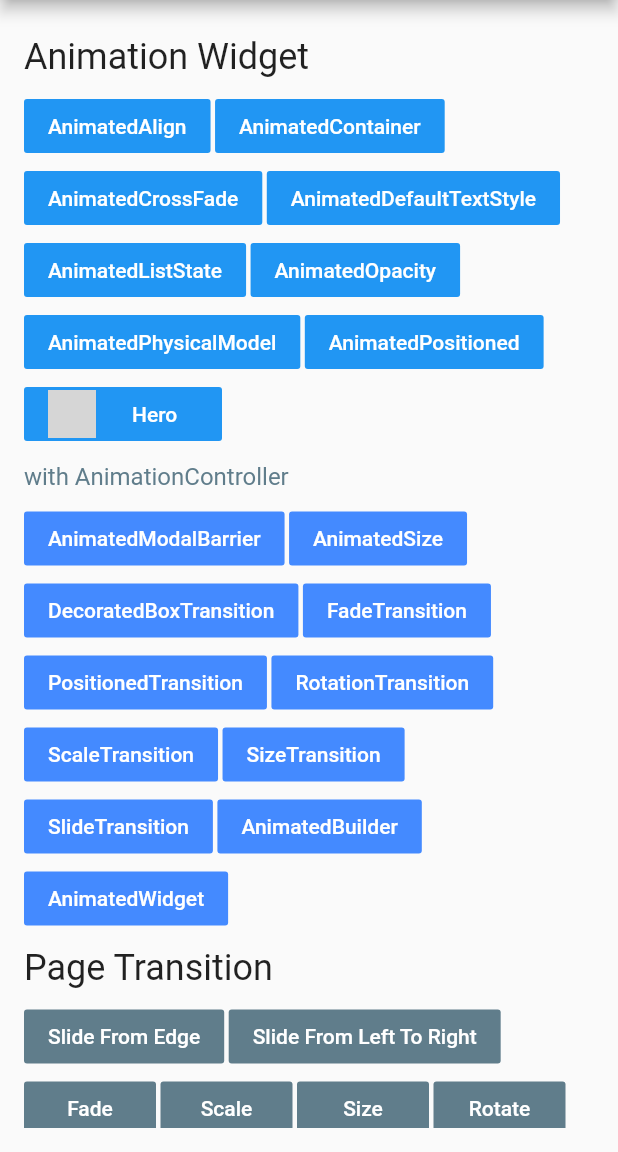
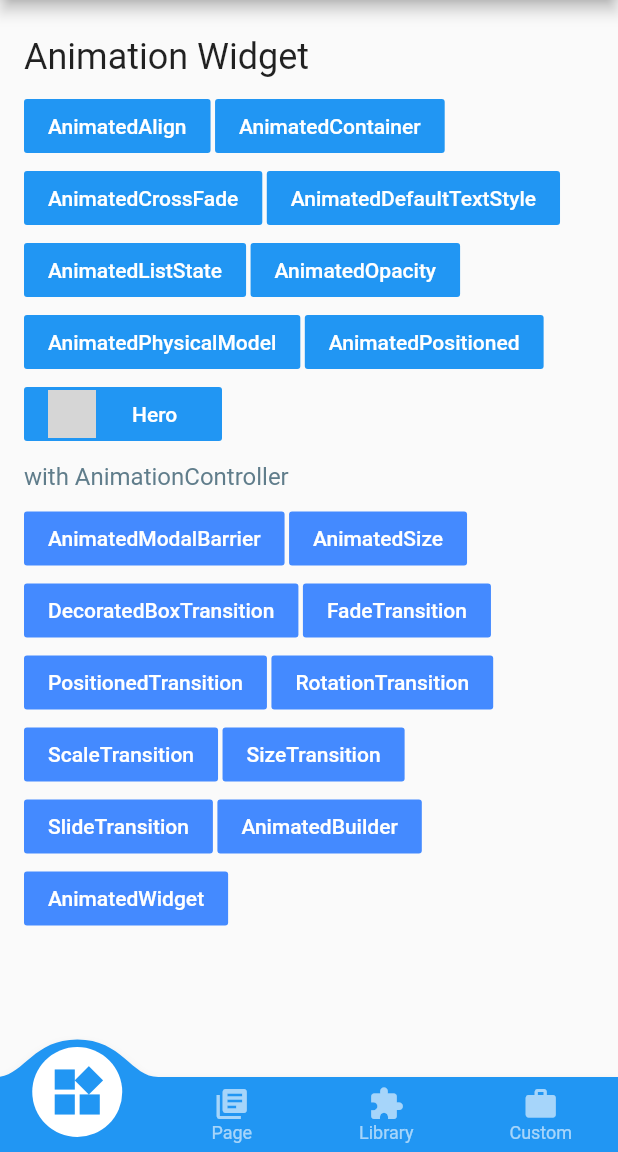
Before and after one commit to androideen/awesome_flutter_animation, a Flutter app: the screen it shows after launch, on a phone screen of 412 x 824 dp, the part 84-1236 px from its top. Run offline on Flutter 3.47's test engine with Material 2 defaults, Android fonts, the phone set to English and light mode, and no system bars; drawn by our look-alikes of convex_bottom_bar; our stand-ins replace liquid_swipe, simple_animations, supercharged; missing offline and left inert: animated_widgets; network calls fail; grey boxes are pictures that could not be loaded.

Commit message:
add bottom navigation

```diff
--- a/lib/screens/screen_home.dart
+++ b/lib/screens/screen_home.dart
@@ -5,6 +5,7 @@ import 'package:awesome/screens/screen_liquid_swipe.dart';
 
 import 'package:awesome/screens/screen_simple_animation.dart';
 import 'package:awesome/widgets/widgets.dart';
+import 'package:convex_bottom_bar/convex_bottom_bar.dart';
 import 'package:flutter/material.dart';
 import 'package:awesome/widgets/appbar.dart';
 
@@ -14,18 +15,34 @@ class HomePage extends StatefulWidget {
 }
 
 class _HomePageState extends State<HomePage> {
+  var _bottomNavIndex = 0;
+
+
+
   @override
   Widget build(BuildContext context) {
+
     return Scaffold(
       appBar: MainAppBar(
         title: AppConfig.APP_NAME,
       ),
+      bottomNavigationBar: ConvexAppBar(
+        items: [
+          TabItem(icon: Icons.widgets, title: 'Widget'),
+          TabItem(icon: Icons.library_books, title: 'Page'),
+          TabItem(icon: Icons.extension, title: 'Library'),
+          TabItem(icon: Icons.work, title: 'Custom')
+        ],
+        onTap: (int i) => setState(() => _bottomNavIndex = i),
+        style: TabStyle.reactCircle,
+      ),
       body: SafeArea(
           minimum: EdgeInsets.all(16.0),
           child: SingleChildScrollView(
-            child: Wrap(
-              spacing: 3,
-              children: [
+              child: IndexedStack(
+            index: _bottomNavIndex,
+            children: [
+              _page([
                 Header(text: 'Animation Widget'),
                 ActionButton(type: 'AnimatedAlign'),
                 ActionButton(type: 'AnimatedContainer'),
@@ -50,6 +67,8 @@ class _HomePageState extends State<HomePage> {
                 ActionButton2(type: 'SlideTransition'),
                 ActionButton2(type: 'AnimatedBuilder'),
                 ActionButton2(type: 'AnimatedWidget'),
+              ]),
+              _page([
                 Header(text: 'Page Transition'),
                 _pageAnimationButton(context, 'Slide From Edge', 'slide'),
                 _pageAnimationButton(
@@ -58,17 +77,32 @@ class _HomePageState extends State<HomePage> {
                 _pageAnimationButton(context, 'Scale', 'scale'),
                 _pageAnimationButton(context, 'Size', 'size'),
                 _pageAnimationButton(context, 'Rotate', 'rotate'),
-                Header(text: '3rd-party Library'),
-                _libraryAnimationButton(context, 'animated_widgets', (context) => AnimatedWidgetsPage()),
-                _libraryAnimationButton(context, 'liquid_swipe', (context) => LiquidSwipePage()),
-                _libraryAnimationButton(context, 'simple_animations', (context) => SimpleAnimationsPage()),
-
-              ],
-            ),
-          )),
+              ]),
+              _page([
+                Header(text: '3rd-party Libraries'),
+                _libraryAnimationButton(context, 'animated_widgets',
+                    (context) => AnimatedWidgetsPage()),
+                _libraryAnimationButton(
+                    context, 'liquid_swipe', (context) => LiquidSwipePage()),
+                _libraryAnimationButton(context, 'simple_animations',
+                    (context) => SimpleAnimationsPage()),
+              ]),
+              _page([
+                Header(text: 'Custom Animations'),
+              ]),
+            ],
+          ))),
     );
   }
 
+  Container _page(List<Widget> children) {
+    return Container(
+      child: Wrap(
+        spacing: 3,
+        children: children,
+      ),
+    );
+  }
 
   FlatButton _libraryAnimationButton(
       BuildContext context, String library, WidgetBuilder builder) {
--- a/pubspec.yaml
+++ b/pubspec.yaml
@@ -26,7 +26,9 @@ dependencies:
   animated_widgets: ^1.0.6
   simple_animations: ^2.2.1
   liquid_swipe: ^1.5.0
-  url_launcher: ^5.5.2
+  url_launcher: ^5.7.2
+  convex_bottom_bar: ^2.4.1
+
 
 
   # The following adds the Cupertino Icons font to your application.
```
Also changed, not shown: pubspec.lock.
